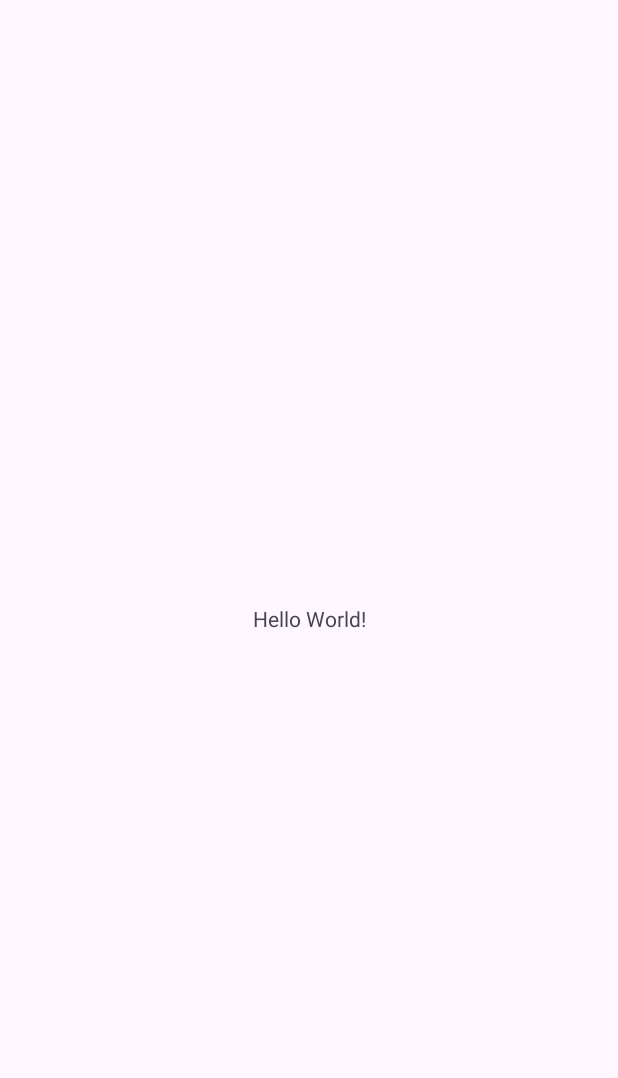
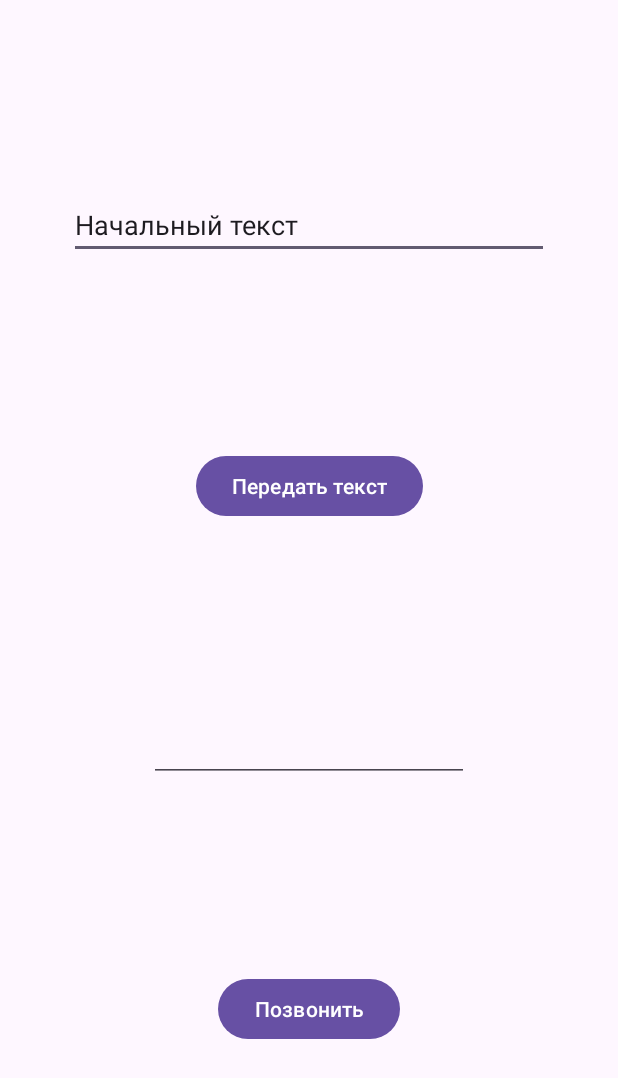
Before and after one commit to genrikhgeyne/notify-vibe, an Android app: the screen it shows after launch (MainActivity), on a phone screen of 412 x 824 dp. Before the commit the part shown is almost empty. Shown: the top 1078 px of the screen. Run offline under Robolectric (Android 15) with nearby library versions, the phone set to English and light mode, and no system bars.

Commit message:
activity_main + Save/Restore Instance State

```diff
--- a/app/src/main/java/com/example/polytechandroidclasses/MainActivity.kt
+++ b/app/src/main/java/com/example/polytechandroidclasses/MainActivity.kt
@@ -2,10 +2,41 @@ package com.example.polytechandroidclasses
 
 import androidx.appcompat.app.AppCompatActivity
 import android.os.Bundle
+import androidx.appcompat.widget.AppCompatEditText
 
 class MainActivity : AppCompatActivity() {
+    private var textValue = ""
+    private lateinit var textEdit: AppCompatEditText
     override fun onCreate(savedInstanceState: Bundle?) {
         super.onCreate(savedInstanceState)
         setContentView(R.layout.activity_main)
+
+        textEdit = findViewById(R.id.edittext_text)
+        textValue = textEdit.text.toString()
     }
+
+    override fun onSaveInstanceState(outState: Bundle) {
+        super.onSaveInstanceState(outState)
+
+        textValue = textEdit.text.toString()
+        outState.putString(SAVED_STRING_KEY, textValue)
+    }
+    override fun onRestoreInstanceState(savedInstanceState: Bundle) {
+        super.onRestoreInstanceState(savedInstanceState)
+
+        val savedString = savedInstanceState.getString(SAVED_STRING_KEY)
+        textValue = savedString.toString()
+        textEdit.setText(textValue)
+    }
+
+    companion object {
+        const val SAVED_STRING_KEY = "SAVED_TEXT_KEY"
+//        const val EXTRA_DATA = "EXTRA_DATA"
+//
+//        fun createIntent(context: Context, data: String): Intent {
+//            return Intent(context, SecondActivity::class.java)
+//                .putExtra(EXTRA_DATA, data)
+//        }
+    }
+
 }
--- a/app/src/main/res/layout/activity_main.xml
+++ b/app/src/main/res/layout/activity_main.xml
@@ -6,13 +6,52 @@
     android:layout_height="match_parent"
     tools:context=".MainActivity">
 
-    <TextView
+    <EditText
+        android:id="@+id/edittext_text"
         android:layout_width="wrap_content"
         android:layout_height="wrap_content"
-        android:text="Hello World!"
+        android:ems="15"
+        android:inputType="text"
+        android:text="@string/init_text"
+        app:layout_constraintBottom_toTopOf="@id/button_text"
+        app:layout_constraintEnd_toEndOf="parent"
+        app:layout_constraintStart_toStartOf="parent"
+        app:layout_constraintTop_toTopOf="parent"
+        android:autofillHints="@string/init_text"
+        tools:ignore="LabelFor" />
+
+    <Button
+        android:id="@+id/button_text"
+        android:layout_width="wrap_content"
+        android:layout_height="wrap_content"
+        android:text="@string/send_text"
+        app:layout_constraintBottom_toTopOf="@id/edittext_phone"
+        app:layout_constraintEnd_toEndOf="parent"
+        app:layout_constraintStart_toStartOf="parent"
+        app:layout_constraintTop_toBottomOf="@id/edittext_text" />
+
+
+    <EditText
+        android:id="@+id/edittext_phone"
+        android:layout_width="wrap_content"
+        android:layout_height="wrap_content"
+        android:ems="10"
+        android:inputType="phone"
+        app:layout_constraintBottom_toTopOf="@id/button_phone"
+        app:layout_constraintEnd_toEndOf="parent"
+        app:layout_constraintStart_toStartOf="parent"
+        app:layout_constraintTop_toBottomOf="@id/button_text"
+        android:autofillHints="+7"
+        tools:ignore="LabelFor" />
+
+    <Button
+        android:id="@+id/button_phone"
+        android:layout_width="wrap_content"
+        android:layout_height="wrap_content"
+        android:text="@string/call"
         app:layout_constraintBottom_toBottomOf="parent"
         app:layout_constraintEnd_toEndOf="parent"
         app:layout_constraintStart_toStartOf="parent"
-        app:layout_constraintTop_toTopOf="parent" />
+        app:layout_constraintTop_toBottomOf="@id/edittext_phone" />
 
 </androidx.constraintlayout.widget.ConstraintLayout>
--- a/app/src/main/res/values/strings.xml
+++ b/app/src/main/res/values/strings.xml
@@ -1,5 +1,6 @@
 <resources>
     <string name="app_name">Polytech Android Classes</string>
     <string name="init_text">Начальный текст</string>
-    <string name="edit">Редактировать</string>
+    <string name="send_text">Передать текст</string>
+    <string name="call">Позвонить</string>
 </resources>
```
